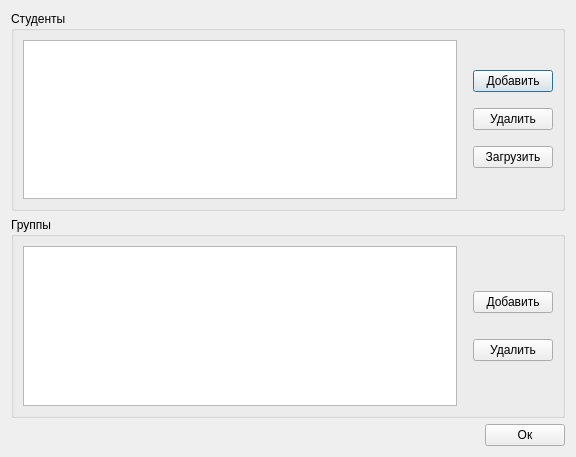
Before: the Qt Designer form ui/studentswindow.ui in 7enSmile/clientVKR, drawn with Qt 5.
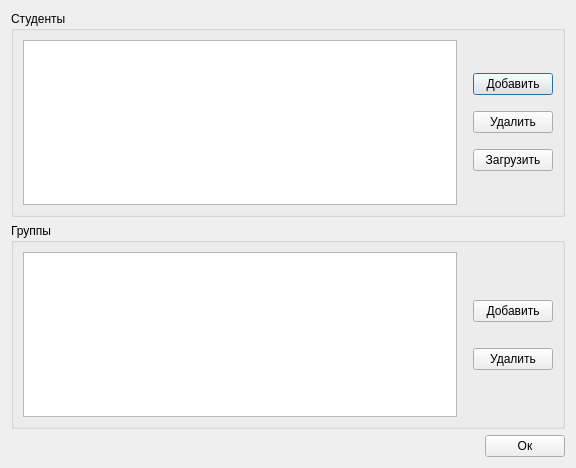
After: the same form once the commit is applied.

Diff of the .ui file:
```diff
--- a/ui/studentswindow.ui
+++ b/ui/studentswindow.ui
@@ -7,7 +7,7 @@
     <x>0</x>
     <y>0</y>
     <width>576</width>
-    <height>457</height>
+    <height>468</height>
    </rect>
   </property>
   <property name="windowTitle">
@@ -28,7 +28,7 @@
            <bool>true</bool>
           </property>
           <attribute name="horizontalHeaderVisible">
-           <bool>false</bool>
+           <bool>true</bool>
           </attribute>
           <attribute name="horizontalHeaderCascadingSectionResizes">
            <bool>true</bool>
@@ -37,13 +37,16 @@
            <number>100</number>
           </attribute>
           <attribute name="horizontalHeaderDefaultSectionSize">
-           <number>1000</number>
+           <number>100</number>
           </attribute>
           <attribute name="horizontalHeaderHighlightSections">
            <bool>true</bool>
           </attribute>
+          <attribute name="horizontalHeaderStretchLastSection">
+           <bool>true</bool>
+          </attribute>
           <attribute name="verticalHeaderVisible">
-           <bool>false</bool>
+           <bool>true</bool>
           </attribute>
          </widget>
         </item>
@@ -162,10 +165,13 @@
         <item>
          <widget class="QTableView" name="tableViewGroups">
           <attribute name="horizontalHeaderVisible">
-           <bool>false</bool>
+           <bool>true</bool>
           </attribute>
           <attribute name="horizontalHeaderDefaultSectionSize">
-           <number>1000</number>
+           <number>100</number>
+          </attribute>
+          <attribute name="horizontalHeaderStretchLastSection">
+           <bool>true</bool>
           </attribute>
          </widget>
         </item>
```
Left out of the diff: 8 changed lines with no effect on the pictures.
